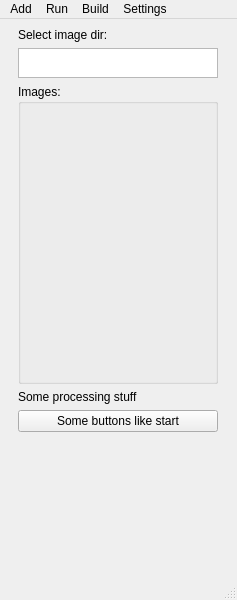
This is benchmark/ui_raw/mainwindow.ui in moevm/bsc_kovinev as Qt 5 draws it before an edit. The edited form follows.
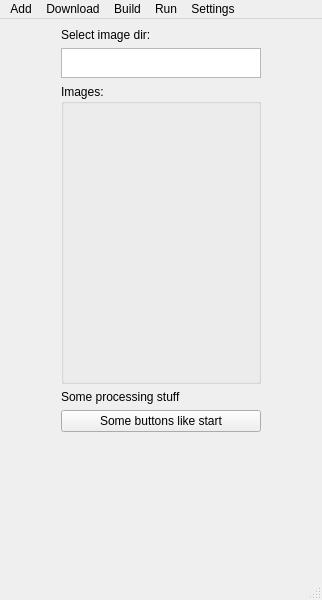
This is the edited form.

```diff
--- a/benchmark/ui_raw/mainwindow.ui
+++ b/benchmark/ui_raw/mainwindow.ui
@@ -6,7 +6,7 @@
    <rect>
     <x>0</x>
     <y>0</y>
-    <width>237</width>
+    <width>322</width>
     <height>600</height>
    </rect>
   </property>
@@ -130,7 +130,7 @@
     <rect>
      <x>0</x>
      <y>0</y>
-     <width>237</width>
+     <width>322</width>
      <height>22</height>
     </rect>
    </property>
@@ -158,9 +158,16 @@
      <string>Settings</string>
     </property>
    </widget>
+   <widget class="QMenu" name="menuInstall">
+    <property name="title">
+     <string>Download</string>
+    </property>
+    <addaction name="actionInstall_Software"/>
+   </widget>
    <addaction name="menuAdd"/>
-   <addaction name="menuRun"/>
+   <addaction name="menuInstall"/>
    <addaction name="menuCheck"/>
+   <addaction name="menuRun"/>
    <addaction name="menuSettings"/>
   </widget>
   <widget class="QStatusBar" name="statusbar"/>
```
Left out of the diff: 5 changed lines with no effect on the pictures.
